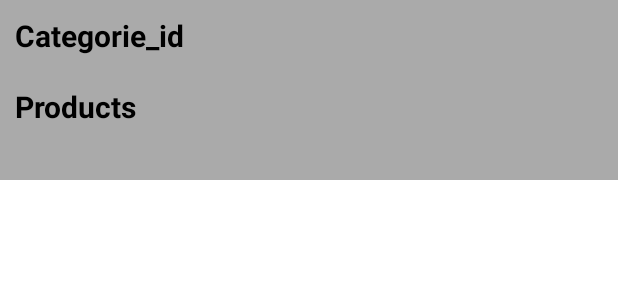
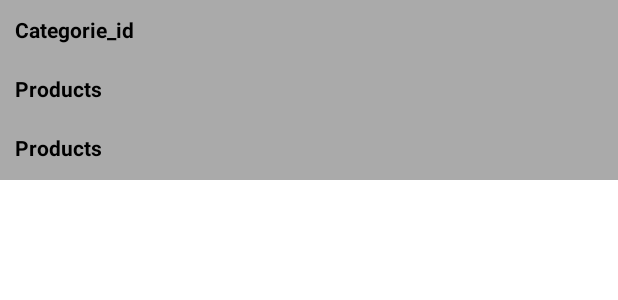
Before and after one commit to MexyzML/ProjetAndroid, an Android app: the layout cell_categories.xml on its own in the app's theme, with its tools: preview values and no code run, on a phone screen of 412 x 824 dp. Shown: the top 300 px of the screen. Run offline under Robolectric (Android 15) with nearby library versions, the phone set to English and light mode, and no system bars.

```diff
--- a/app/src/main/java/com/cours/tp_androidstudio/CategorieAdapter.java
+++ b/app/src/main/java/com/cours/tp_androidstudio/CategorieAdapter.java
@@ -75,6 +75,8 @@ public class CategorieAdapter extends RecyclerView.Adapter<CategorieAdapter.View
             @Override
             public void onClick(View v) {
                 Intent intent = new Intent(v.getContext(), ProductsActivity.class);
+                String url = categorie.getProducts_url();
+                intent.putExtra("products_url", url);
                 v.getContext().startActivity(intent);
             }
         });
--- a/app/src/main/java/com/cours/tp_androidstudio/ProductAdapter.java
+++ b/app/src/main/java/com/cours/tp_androidstudio/ProductAdapter.java
@@ -17,7 +17,7 @@ public class ProductAdapter extends RecyclerView.Adapter<ProductAdapter.ViewHold
     MainActivity activity;
     ArrayList<Product> products ;
 
-    public ProductAdapter(MainActivity activity, ArrayList<Product> Products){
+    public ProductAdapter(MainActivity activity, ArrayList<Product> products){
         this.activity=activity;
         this.products=products;
     }
--- a/app/src/main/java/com/cours/tp_androidstudio/ProductPageActivity.java
+++ b/app/src/main/java/com/cours/tp_androidstudio/ProductPageActivity.java
@@ -30,6 +30,7 @@ public class ProductPageActivity extends MainActivity {
         setTitle(nom);
         showBack();
         TextView textView = findViewById(R.id.description);
+        textView.setText(description);
         ImageView imageView = findViewById(R.id.picture_url);
         Picasso.get().load(picture).into(imageView);
 
--- a/app/src/main/res/layout/activity_pageproduit.xml
+++ b/app/src/main/res/layout/activity_pageproduit.xml
@@ -20,5 +20,9 @@
         android:id="@+id/description"
         android:layout_width="match_parent"
         android:layout_height="wrap_content"
-        android:layout_marginTop="400dp" />
+        android:layout_below="@+id/picture_url"
+        android:textSize="30sp"
+        android:textStyle="bold"
+        android:textColor="@color/black"
+        android:gravity="center"/>
 </RelativeLayout>
--- a/app/src/main/res/layout/cell_categories.xml
+++ b/app/src/main/res/layout/cell_categories.xml
@@ -7,7 +7,7 @@
         android:id="@+id/layoutCellCategorie"
         android:orientation="horizontal"
         android:layout_width="match_parent"
-        android:layout_height="match_parent">
+        android:layout_height="wrap_content">
 
         <LinearLayout
             android:orientation="vertical"
@@ -23,9 +23,19 @@
                 android:padding="10dp"
                 android:text="Categorie_id"
                 android:textColor="@color/black"
-                android:textSize="20sp"
+                android:textSize="14sp"
                 android:textStyle="bold" />
 
+            <TextView
+                android:id="@+id/textViewTitle"
+                android:layout_width="match_parent"
+                android:layout_height="wrap_content"
+                android:layout_centerVertical="true"
+                android:padding="10dp"
+                android:text="Products"
+                android:textColor="@color/black"
+                android:textSize="14sp"
+                android:textStyle="bold" />
 
             <TextView
                 android:id="@+id/textViewProductUrl"
@@ -35,18 +45,9 @@
                 android:padding="10dp"
                 android:text="Products"
                 android:textColor="@color/black"
-                android:textSize="20sp"
+                android:textSize="14sp"
                 android:textStyle="bold" />
-            <TextView
-                android:id="@+id/textViewTitle"
-                android:layout_width="match_parent"
-                android:layout_height="wrap_content"
-                android:layout_centerVertical="true"
-                android:padding="10dp"
-                android:text="Products"
-                android:textColor="@color/black"
-                android:textSize="20sp"
-                android:textStyle="bold" />
+
 
         </LinearLayout>
         </LinearLayout>
```
Also changed, not shown: app/src/main/java/com/cours/tp_androidstudio/ProductsActivity.java (+4 -3 lines).
